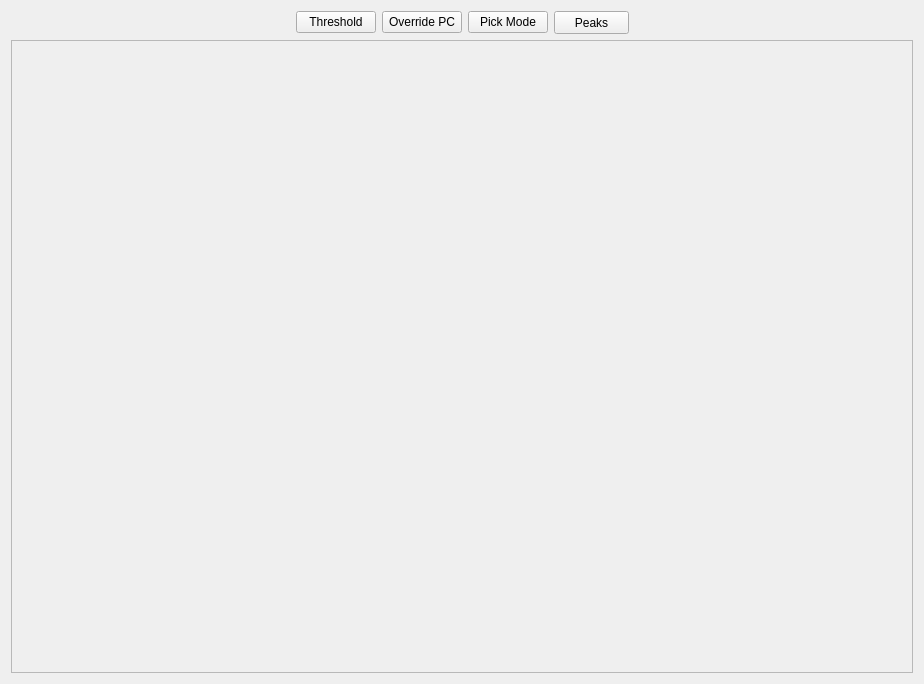
Qt form Code/Mantid/Vates/VatesSimpleGui/ViewWidgets/inc/MantidVatesSimpleGuiViewWidgets/SplatterPlotView.ui (mantidproject/mantid) before a commit.
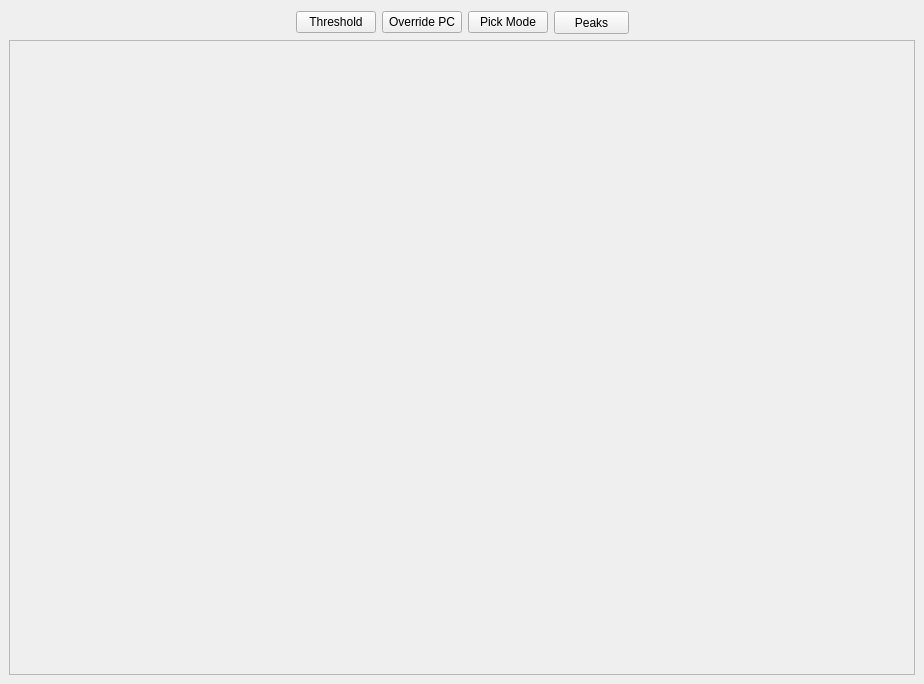
The same form after that commit.

```diff
--- a/Code/Mantid/Vates/VatesSimpleGui/ViewWidgets/inc/MantidVatesSimpleGuiViewWidgets/SplatterPlotView.ui
+++ b/Code/Mantid/Vates/VatesSimpleGui/ViewWidgets/inc/MantidVatesSimpleGuiViewWidgets/SplatterPlotView.ui
@@ -14,6 +14,15 @@
    <string>Form</string>
   </property>
   <layout class="QVBoxLayout" name="verticalLayout">
+   <property name="leftMargin">
+    <number>9</number>
+   </property>
+   <property name="rightMargin">
+    <number>9</number>
+   </property>
+   <property name="bottomMargin">
+    <number>9</number>
+   </property>
    <item>
     <layout class="QHBoxLayout" name="horizontalLayout">
      <item>
```
Left out of the diff: 3 changed lines with no effect on the pictures.
